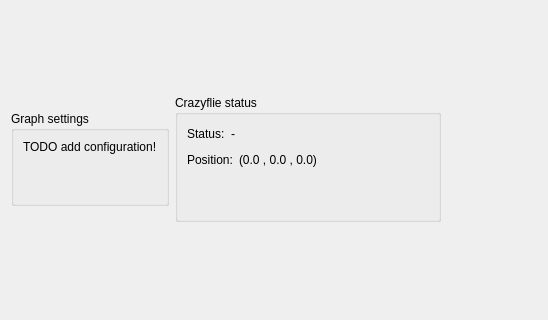
Qt form src/cfclient/ui/tabs/lighthouse_tab.ui (bitcraze/crazyflie-clients-python) before a commit; both pictures show x 0 to 548 and y 226 to 546 of the 1348 by 770 pixel window.
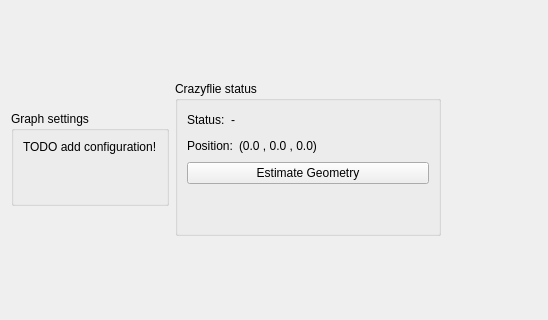
The same form after that commit.

Commit message: #468 started to add the geometry estimation dialog

Patch:
```diff
--- a/src/cfclient/ui/tabs/lighthouse_tab.ui
+++ b/src/cfclient/ui/tabs/lighthouse_tab.ui
@@ -22,7 +22,7 @@
      <item row="0" column="0">
       <layout class="QVBoxLayout" name="_inputLayout" stretch="0">
        <property name="spacing">
-        <number>-1</number>
+        <number>6</number>
        </property>
        <item>
         <layout class="QHBoxLayout" name="horizontalLayout_8">
@@ -168,6 +168,13 @@
                   </item>
                  </layout>
                 </item>
+                <item>
+                 <widget class="QPushButton" name="_manage_estimate_geometry_button">
+                  <property name="text">
+                   <string>Estimate Geometry</string>
+                  </property>
+                 </widget>
+                </item>
                 <item>
                  <spacer name="verticalSpacer_4">
                   <property name="orientation">
```
The commit also changes 3 other files.
